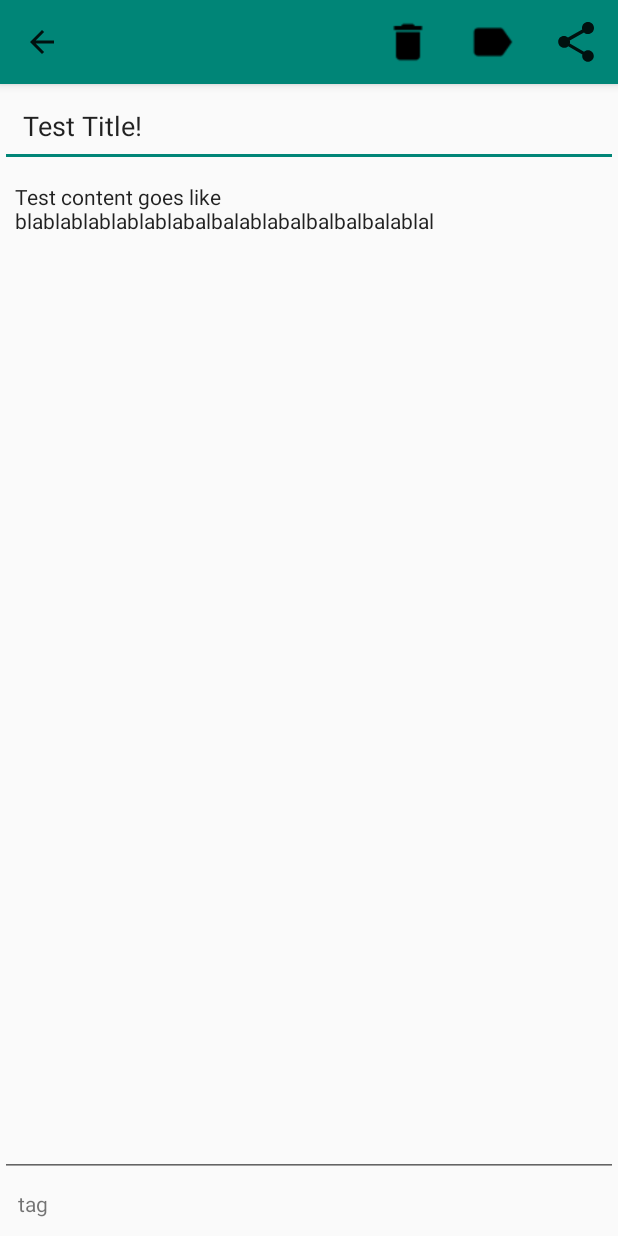
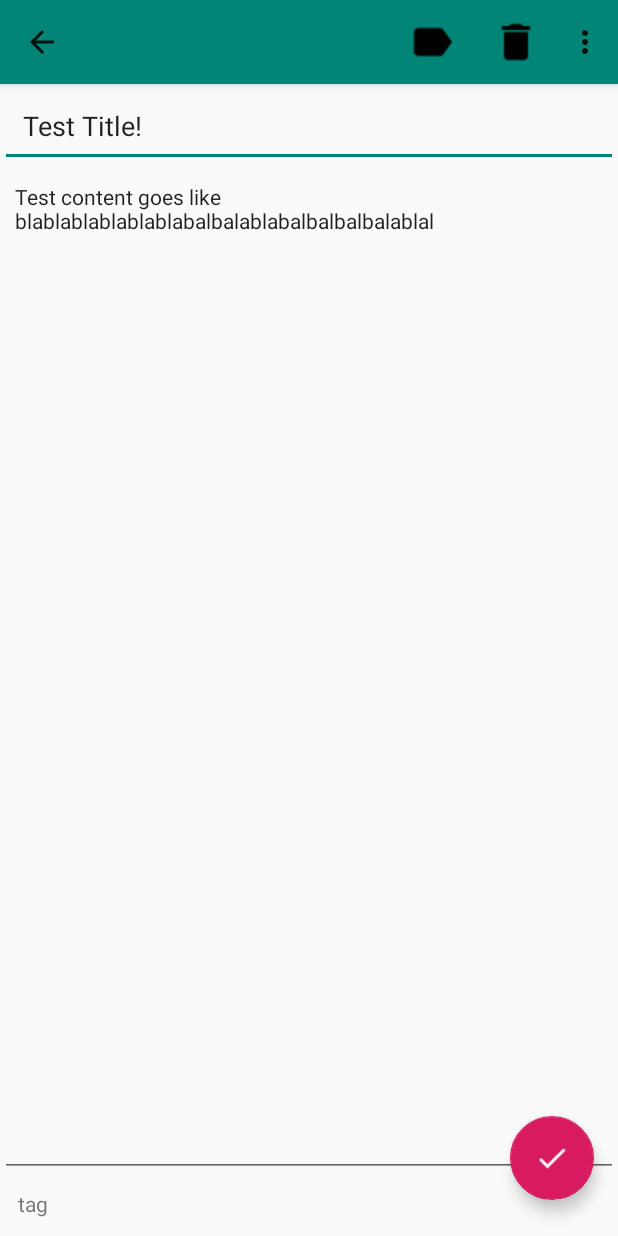
Before and after one commit to inayrus/FinalAppProject, an Android app: the screen it shows after launch (NoteActivity), after a tap on "Test Title!", on a phone screen of 412 x 824 dp. Run offline under Robolectric (Android 15) with nearby library versions, the phone set to English and light mode, and no system bars; 1 statement that could not run was skipped.

```diff
--- a/app/build.gradle
+++ b/app/build.gradle
@@ -26,4 +26,5 @@ dependencies {
     androidTestImplementation 'com.android.support.test:runner:1.0.2'
     androidTestImplementation 'com.android.support.test.espresso:espresso-core:3.0.2'
     implementation 'com.android.support:design:28.0.0'
+    implementation 'com.android.support:recyclerview-v7:28.0.0'
 }
--- a/app/src/main/AndroidManifest.xml
+++ b/app/src/main/AndroidManifest.xml
@@ -1,6 +1,8 @@
 <?xml version="1.0" encoding="utf-8"?>
 <manifest xmlns:android="http://schemas.android.com/apk/res/android"
     package="com.example.finalappproject">
+
+    <uses-permission android:name="android.permission.READ_EXTERNAL_STORAGE" />
 
     <application
         android:allowBackup="true"
--- a/app/src/main/java/com/example/finalappproject/MainActivity.java
+++ b/app/src/main/java/com/example/finalappproject/MainActivity.java
@@ -13,6 +13,9 @@ import android.widget.ListView;
 
 public class MainActivity extends AppCompatActivity {
 
+    private NoteDatabase db;
+    private NoteAdapter adapter;
+
     @Override
     protected void onCreate(Bundle savedInstanceState) {
         super.onCreate(savedInstanceState);
@@ -25,9 +28,9 @@ public class MainActivity extends AppCompatActivity {
         toolbar.setTitleTextColor(Color.WHITE);
 
         // select all notes from the database & set the NoteAdapter
-        NoteDatabase db = NoteDatabase.getInstance(getApplicationContext());
+        this.db = NoteDatabase.getInstance(getApplicationContext());
         Cursor cursor = db.selectAll();
-        NoteAdapter adapter = new NoteAdapter(getApplicationContext(), cursor);
+        this.adapter = new NoteAdapter(getApplicationContext(), cursor);
 
         // set the adapter to the list
         ListView notesList = findViewById(R.id.notesList);
@@ -38,6 +41,13 @@ public class MainActivity extends AppCompatActivity {
         notesList.setOnItemClickListener(listListener);
 
         // make indiv note list layout
+    }
+
+    // when the user returns to this activity
+    @Override
+    protected void onResume() {
+        super.onResume();
+        updateData();
     }
 
     // if a note in the list is clicked
@@ -56,7 +66,6 @@ public class MainActivity extends AppCompatActivity {
             int titleIndex = cursor.getColumnIndex("Title");
             String title = cursor.getString(titleIndex);
             note.setTitle(title);
-            System.out.println(note.getTitle());
 
             int contentIndex = cursor.getColumnIndex("Content");
             String content = cursor.getString(contentIndex);
@@ -84,7 +93,6 @@ public class MainActivity extends AppCompatActivity {
         startActivity(intent);
     }
 
-
     // select photo fab is clicked
     public void selectPhotoClicked(View v) {
 
@@ -92,4 +100,12 @@ public class MainActivity extends AppCompatActivity {
         Intent intent = new Intent(MainActivity.this, SelectActivity.class);
         startActivity(intent);
     }
+
+    private void updateData() {
+        // get all the updated data from the database
+        Cursor newCursor = db.selectAll();
+
+        // replace the cursor in the adapter
+        adapter.swapCursor(newCursor);
+    }
 }
--- a/app/src/main/res/layout/activity_note.xml
+++ b/app/src/main/res/layout/activity_note.xml
@@ -1,5 +1,5 @@
 <?xml version="1.0" encoding="utf-8"?>
-<LinearLayout xmlns:android="http://schemas.android.com/apk/res/android"
+<android.support.design.widget.CoordinatorLayout xmlns:android="http://schemas.android.com/apk/res/android"
     xmlns:app="http://schemas.android.com/apk/res-auto"
     xmlns:tools="http://schemas.android.com/tools"
     android:orientation="vertical"
@@ -7,14 +7,19 @@
     android:layout_height="match_parent"
     tools:context=".NoteActivity">
 
+    <LinearLayout
+        android:layout_width="match_parent"
+        android:layout_height="match_parent"
+        android:orientation="vertical">
+
         <android.support.v7.widget.Toolbar
             android:id="@+id/noteActToolbar"
+            style="@style/HeaderBar"
             android:layout_width="match_parent"
             android:layout_height="?attr/actionBarSize"
-        style="@style/HeaderBar"
             android:elevation="4dp"
             android:theme="@style/ThemeOverlay.AppCompat.ActionBar"
-        app:popupTheme="@style/ThemeOverlay.AppCompat.Light"/>
+            app:popupTheme="@style/ThemeOverlay.AppCompat.Light" />
 
         <EditText
             android:id="@+id/editTitle"
@@ -58,5 +63,20 @@
                     android:text="tag" />
             </LinearLayout>
         </HorizontalScrollView>
+    </LinearLayout>
 
-</LinearLayout>
+    <android.support.design.widget.FloatingActionButton
+        android:id="@+id/fabDone"
+        android:layout_width="wrap_content"
+        android:layout_height="wrap_content"
+        android:layout_gravity="bottom|end"
+        android:layout_marginRight="16dp"
+        android:layout_marginBottom="24dp"
+        android:clickable="true"
+        android:onClick="doneClicked"
+        android:tint="@android:color/white"
+        app:backgroundTint="@color/colorAccent"
+        app:fabSize="normal"
+        app:srcCompat="@drawable/baseline_done_black_18dp" />
+
+</android.support.design.widget.CoordinatorLayout>
--- a/app/src/main/res/menu/note_act_menu.xml
+++ b/app/src/main/res/menu/note_act_menu.xml
@@ -3,6 +3,12 @@
     xmlns:app="http://schemas.android.com/apk/res-auto"
     xmlns:tools="http://schemas.android.com/tools"
     tools:context=".NoteActivity">
+
+    <!-- Add Tags, should always appear as action button -->
+    <item android:id="@+id/action_tags"
+        android:icon="@drawable/baseline_label_black_18dp"
+        android:title="@string/action_tag"
+        app:showAsAction="ifRoom"/>
 
     <!-- "Delete", should always appear as action button -->
     <item
@@ -11,16 +17,10 @@
         android:title="@string/action_delete"
         app:showAsAction="ifRoom"/>
 
-    <!-- Add Tags, should always appear as action button -->
-    <item android:id="@+id/action_tags"
-        android:icon="@drawable/baseline_label_black_18dp"
-        android:title="@string/action_tag"
-        app:showAsAction="ifRoom"/>
-
     <!-- "Share", appear as action button if possible-->
     <item android:id="@+id/action_share"
         android:title="@string/action_share"
-        app:showAsAction="ifRoom"
+        app:showAsAction="never"
         app:actionProviderClass="android.support.v7.widget.ShareActionProvider"/>
 
     <!--&lt;!&ndash; "Search", appear as action button if possible&ndash;&gt;-->
```
Also changed, not shown: app/src/main/java/com/example/finalappproject/NoteActivity.java (+111 -47 lines), app/src/main/java/com/example/finalappproject/SelectActivity.java (+28 -5 lines), app/src/main/res/layout/activity_select.xml (+5 -5 lines), 2 other files. Lines whose indentation alone changed are shown as unchanged.
